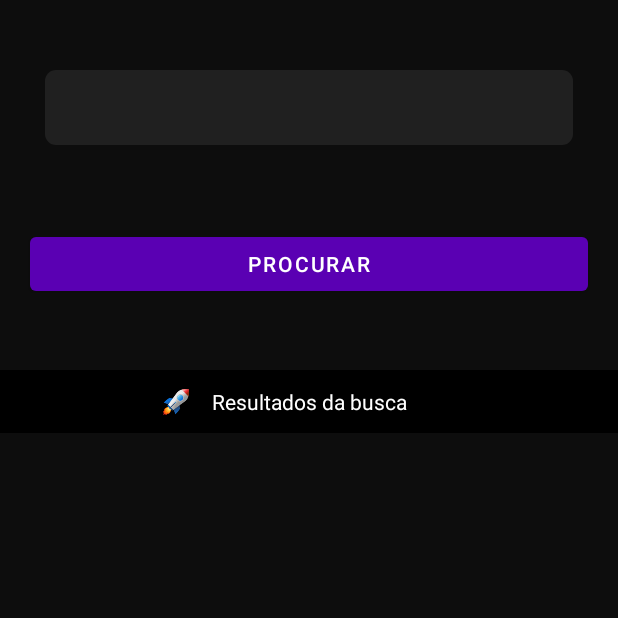
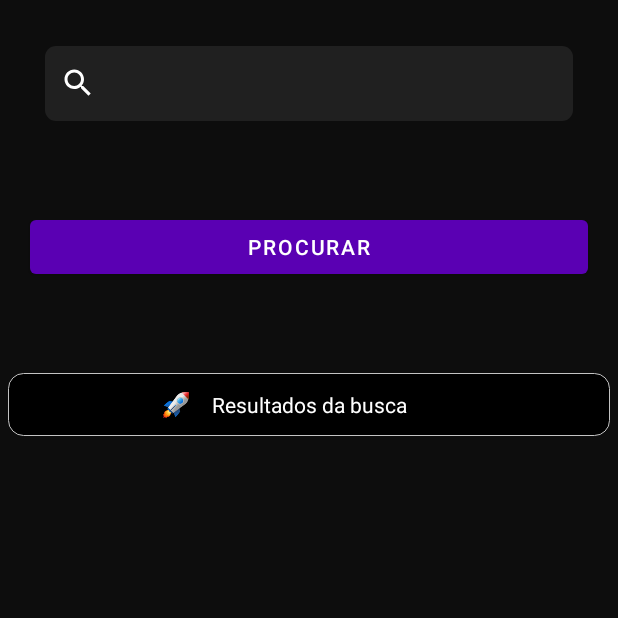
Before and after one commit to GustavoHenriqueDK/Github-API-for-user-search, an Android app: the screen it shows after launch (MainActivity), on a phone screen of 412 x 824 dp, the top half of it. Run offline under Robolectric (Android 15) with nearby library versions, the phone set to English and light mode, and no system bars.

Commit message:
- ConstraintLayout fixed; - Renamed components;

```diff
--- /dev/null
+++ b/app/src/main/res/drawable/constraint_layout_shape.xml
@@ -0,0 +1,14 @@
+<?xml version="1.0" encoding="utf-8"?>
+<shape xmlns:android="http://schemas.android.com/apk/res/android"
+    android:shape="rectangle">
+    <solid
+        android:color="@color/DarkModeBackground">
+    </solid>
+    <stroke android:width="0.5dip" android:color="#C3C3C3"/>
+    <corners
+        android:bottomLeftRadius="10dp"
+        android:topLeftRadius="10dp"
+        android:bottomRightRadius="10dp"
+        android:topRightRadius="10dp">
+    </corners>
+</shape>
--- /dev/null
+++ b/app/src/main/res/drawable/ic_baseline_search_24.xml
@@ -0,0 +1,5 @@
+<vector android:height="24dp" android:tint="#FFFFFF"
+    android:viewportHeight="24" android:viewportWidth="24"
+    android:width="24dp" xmlns:android="http://schemas.android.com/apk/res/android">
+    <path android:fillColor="@android:color/white" android:pathData="M15.5,14h-0.79l-0.28,-0.27C15.41,12.59 16,11.11 16,9.5 16,5.91 13.09,3 9.5,3S3,5.91 3,9.5 5.91,16 9.5,16c1.61,0 3.09,-0.59 4.23,-1.57l0.27,0.28v0.79l5,4.99L20.49,19l-4.99,-5zM9.5,14C7.01,14 5,11.99 5,9.5S7.01,5 9.5,5 14,7.01 14,9.5 11.99,14 9.5,14z"/>
+</vector>
--- a/app/src/main/res/layout/activity_main.xml
+++ b/app/src/main/res/layout/activity_main.xml
@@ -4,48 +4,23 @@
     xmlns:tools="http://schemas.android.com/tools"
     android:layout_width="match_parent"
     android:layout_height="match_parent"
-    android:background="@color/DarkModeBackground"
+    android:background="@color/DarkModeBackground2"
     tools:context=".view.MainActivity">
 
     <androidx.constraintlayout.widget.ConstraintLayout
-        android:id="@+id/constraintLayout4"
+        android:id="@+id/constraintLayoutDark"
         android:layout_width="match_parent"
-        android:layout_height="match_parent"
-        android:background="@color/DarkModeBackground2"
+        android:layout_height="42dp"
+        android:layout_marginStart="5dp"
+        android:layout_marginLeft="5dp"
+        android:layout_marginEnd="5dp"
+        android:layout_marginRight="5dp"
+        android:background="@drawable/constraint_layout_shape"
         app:layout_constraintBottom_toBottomOf="parent"
         app:layout_constraintEnd_toEndOf="parent"
         app:layout_constraintStart_toStartOf="parent"
-        app:layout_constraintTop_toTopOf="parent"
-        app:layout_constraintVertical_bias="0.0">
-
-        <EditText
-            android:id="@+id/editTextTextPersonName3"
-            android:layout_width="match_parent"
-            android:layout_height="50dp"
-            android:layout_marginStart="30dp"
-            android:layout_marginLeft="30dp"
-            android:layout_marginEnd="30dp"
-            android:layout_marginRight="30dp"
-            android:background="@drawable/edit_text_rounded_background"
-            android:ems="10"
-            android:inputType="textPersonName"
-            app:layout_constraintBottom_toBottomOf="parent"
-            app:layout_constraintEnd_toEndOf="parent"
-            app:layout_constraintStart_toStartOf="parent"
-            app:layout_constraintTop_toTopOf="parent"
-            app:layout_constraintVertical_bias="0.060000002" />
-
-        <androidx.constraintlayout.widget.ConstraintLayout
-            android:id="@+id/constraintLayout6"
-            android:layout_width="match_parent"
-            android:layout_height="42dp"
-            android:background="@color/DarkModeBackground"
-            app:layout_constraintBottom_toBottomOf="parent"
-            app:layout_constraintEnd_toEndOf="parent"
-            app:layout_constraintHorizontal_bias="1.0"
-            app:layout_constraintStart_toStartOf="parent"
-            app:layout_constraintTop_toBottomOf="@+id/editTextTextPersonName3"
-            app:layout_constraintVertical_bias="0.219">
+        app:layout_constraintTop_toBottomOf="@+id/editTextTextUsername"
+        app:layout_constraintVertical_bias="0.24000001">
 
         <TextView
             android:id="@+id/textViewSearchResults"
@@ -59,7 +34,7 @@
             app:layout_constraintTop_toTopOf="parent" />
 
         <ImageView
-                android:id="@+id/imageView2"
+            android:id="@+id/imageViewRocket"
             android:layout_width="28dp"
             android:layout_height="24dp"
             app:layout_constraintBottom_toBottomOf="parent"
@@ -71,7 +46,7 @@
     </androidx.constraintlayout.widget.ConstraintLayout>
 
     <Button
-            android:id="@+id/button"
+        android:id="@+id/buttonSearch"
         android:layout_width="match_parent"
         android:layout_height="wrap_content"
         android:layout_marginStart="20dp"
@@ -79,12 +54,29 @@
         android:layout_marginEnd="20dp"
         android:layout_marginRight="20dp"
         android:text="PROCURAR"
-            app:layout_constraintBottom_toTopOf="@+id/constraintLayout6"
+        app:layout_constraintBottom_toTopOf="@+id/constraintLayoutDark"
         app:layout_constraintEnd_toEndOf="parent"
-            app:layout_constraintHorizontal_bias="0.0"
         app:layout_constraintStart_toStartOf="parent"
-            app:layout_constraintTop_toBottomOf="@+id/editTextTextPersonName3"
-            app:layout_constraintVertical_bias="0.542" />
-    </androidx.constraintlayout.widget.ConstraintLayout>
+        app:layout_constraintTop_toBottomOf="@+id/editTextTextUsername" />
+
+    <EditText
+        android:id="@+id/editTextTextUsername"
+        android:layout_width="match_parent"
+        android:layout_height="50dp"
+        android:layout_marginStart="30dp"
+        android:layout_marginLeft="30dp"
+        android:layout_marginEnd="30dp"
+        android:layout_marginRight="30dp"
+        android:background="@drawable/edit_text_rounded_background"
+        android:textColor="@color/colorWhite"
+        android:ems="10"
+        android:drawableLeft="@drawable/ic_baseline_search_24"
+        android:paddingLeft="10dp"
+        android:inputType="textPersonName"
+        app:layout_constraintBottom_toBottomOf="parent"
+        app:layout_constraintEnd_toEndOf="parent"
+        app:layout_constraintStart_toStartOf="parent"
+        app:layout_constraintTop_toTopOf="parent"
+        app:layout_constraintVertical_bias="0.04000002" />
 
 </androidx.constraintlayout.widget.ConstraintLayout>
```
Lines whose indentation alone changed are shown as unchanged.
